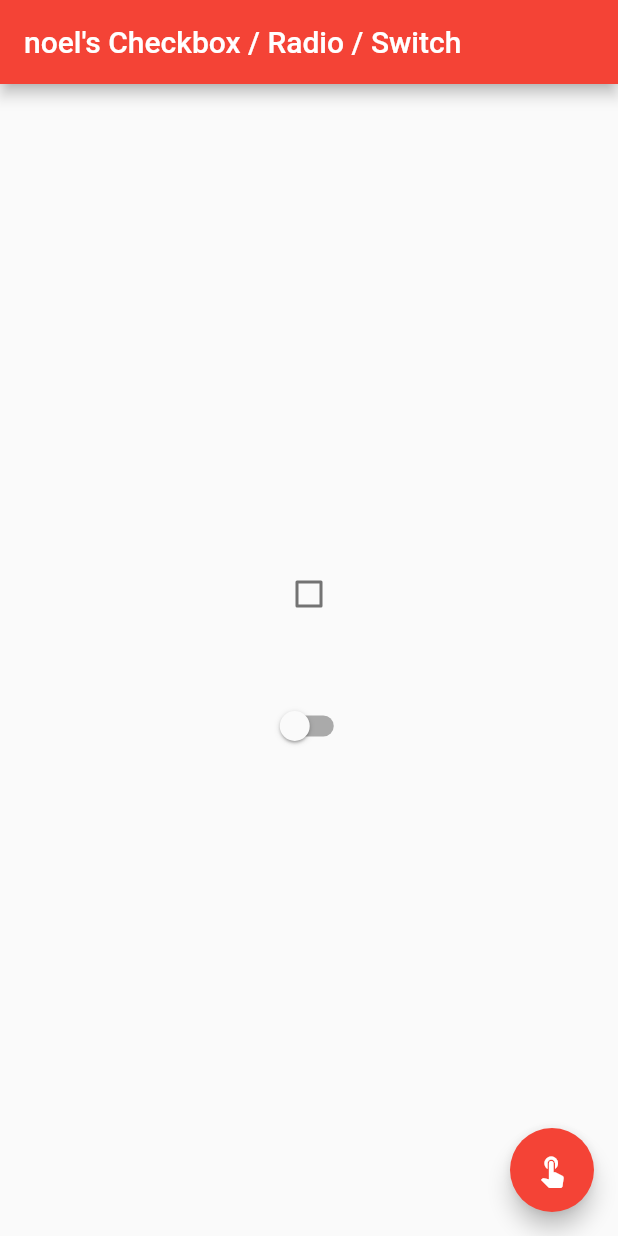
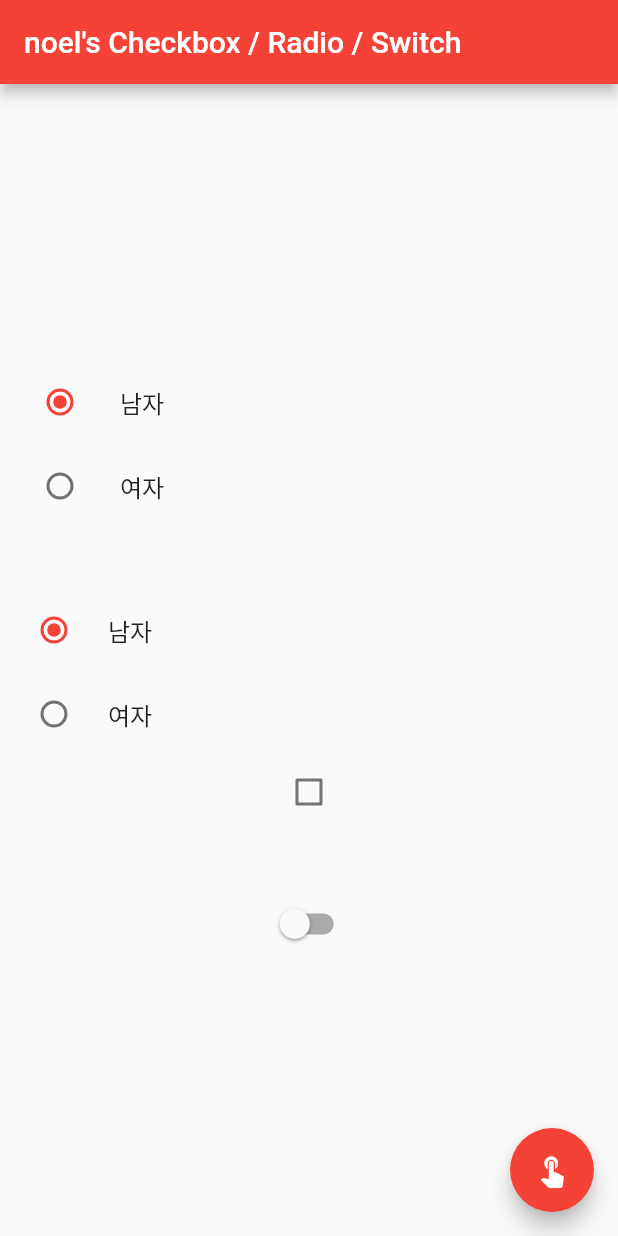
Before and after one commit to oinochoe/first_flutter, a Flutter app: the screen it shows after launch, on a phone screen of 412 x 824 dp. Run offline on Flutter 3.47's test engine with Material 2 defaults, Android fonts, the phone set to English and light mode, and no system bars.

Commit message:
라디옹영역 추가

```diff
--- a/lib/main.dart
+++ b/lib/main.dart
@@ -64,10 +64,13 @@ class MyHomePage extends StatefulWidget {
   _MyHomePageState createState() => _MyHomePageState();
 }
 
+enum Gender { MAN, WOMEN }
+
 class _MyHomePageState extends State<MyHomePage> {
   var _text = 'noel\'s ';
   var isChecked = false;
   var isCheck = false;
+  Gender _gender = Gender.MAN;
 
   final items = List.generate(100, (i) => i).toList();
 
@@ -78,7 +81,52 @@ class _MyHomePageState extends State<MyHomePage> {
         title: Text(_text + 'Checkbox / Radio / Switch'),
       ),
       body: PageView(children: <Widget>[
-        Column(mainAxisAlignment: MainAxisAlignment.center, children: <Widget>[
+        Column(
+            mainAxisAlignment: MainAxisAlignment.center,
+            crossAxisAlignment: CrossAxisAlignment.center,
+            children: <Widget>[
+              // Radio는 라디오 영역만 터치 영역으로 인식
+              ListTile(
+                  title: Text('남자'),
+                  leading: Radio(
+                      value: Gender.MAN,
+                      groupValue: _gender,
+                      onChanged: (value) {
+                        setState(() {
+                          _gender = value;
+                        });
+                      })),
+              ListTile(
+                  title: Text('여자'),
+                  leading: Radio(
+                      value: Gender.WOMEN,
+                      groupValue: _gender,
+                      onChanged: (value) {
+                        setState(() {
+                          _gender = value;
+                        });
+                      })),
+              SizedBox(height: 40),
+              RadioListTile(
+                title: Text('남자'),
+                value: Gender.MAN,
+                groupValue: _gender,
+                onChanged: (value) {
+                  setState(() {
+                    _gender = value;
+                  });
+                },
+              ),
+              RadioListTile(
+                title: Text('여자'),
+                value: Gender.WOMEN,
+                groupValue: _gender,
+                onChanged: (value) {
+                  setState(() {
+                    _gender = value;
+                  });
+                },
+              ),
               Checkbox(
                 value: isChecked,
                 onChanged: (value) {
```
Lines whose indentation alone changed are shown as unchanged.
